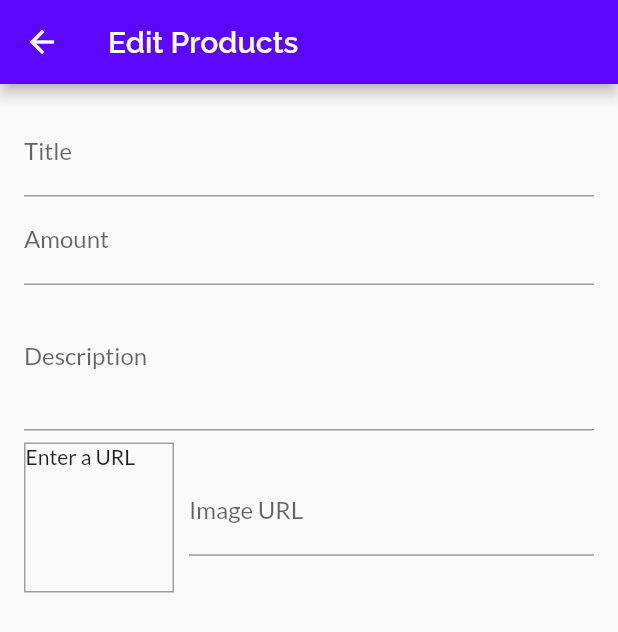
After one commit to efat1531/my_shop_flutter, a Flutter app: the EditProductScreen screen opened by its route, on a phone screen of 412 x 824 dp. The commit adds this screen. Shown: the top 632 px of the screen. Run offline on Flutter 3.47's test engine with Material 2 defaults, Android fonts, the phone set to English and light mode, and no system bars; network calls fail.

Commit message:
Added input feilds

```diff
--- a/lib/main.dart
+++ b/lib/main.dart
@@ -9,6 +9,7 @@ import './screens/product_details.dart';
 import './screens/cart_screen.dart';
 import './screens/order_screen.dart';
 import './screens/user_product_screen.dart';
+import './screens/edit_products.dart';
 
 void main() => runApp(MyApp());
 
@@ -28,6 +29,8 @@ class MyApp extends StatelessWidget {
         )
       ],
       child: MaterialApp(
+        debugShowCheckedModeBanner: false,
+        // https://upload.wikimedia.org/wikipedia/commons/thumb/a/ad/Iron_electrolytic_and_1cm3_cube.jpg/1920px-Iron_electrolytic_and_1cm3_cube.jpg
         title: 'MyShop',
         theme: ThemeData(
           fontFamily: 'Lato',
@@ -47,6 +50,7 @@ class MyApp extends StatelessWidget {
           CartScreen.routeName: (context) => CartScreen(),
           OrderScreen.routeName: (context) => OrderScreen(),
           UserProductScreen.routeName: (context) => UserProductScreen(),
+          EditProductScreen.routeName: (context) => EditProductScreen(),
         },
       ),
     );
--- /dev/null
+++ b/lib/screens/edit_products.dart
@@ -0,0 +1,125 @@
+import 'package:flutter/material.dart';
+
+class EditProductScreen extends StatefulWidget {
+  static const routeName = '/products/edit_products';
+  const EditProductScreen({super.key});
+
+  @override
+  State<EditProductScreen> createState() => _EditProductScreenState();
+}
+
+class _EditProductScreenState extends State<EditProductScreen> {
+  final _priceFocus = FocusNode();
+  final _descriptionFocusNode = FocusNode();
+  final _imageURLController = TextEditingController();
+  final _imageUrlFocusNode = FocusNode();
+
+  @override
+  void initState() {
+    // TODO: implement initState
+    _imageUrlFocusNode.addListener(_updateImageUrl);
+    super.initState();
+  }
+
+  @override
+  void dispose() {
+    // TODO: implement dispose
+    _imageUrlFocusNode.removeListener(_updateImageUrl);
+    _priceFocus.dispose();
+    _descriptionFocusNode.dispose();
+    _imageURLController.dispose();
+    _imageUrlFocusNode.dispose();
+    super.dispose();
+  }
+
+  void _updateImageUrl() {
+    if(!_imageUrlFocusNode.hasFocus){
+      setState(() {
+
+      });
+    }
+  }
+
+  @override
+  Widget build(BuildContext context) {
+    return Scaffold(
+      appBar: AppBar(
+        title: Text('Edit Products'),
+      ),
+      body: Padding(
+        padding: const EdgeInsets.all(16.0),
+        child: Form(
+          child: ListView(
+            children: [
+              TextFormField(
+                decoration: const InputDecoration(
+                  labelText: 'Title',
+                ),
+                textInputAction: TextInputAction.next,
+                onFieldSubmitted: (value) {
+                  FocusScope.of(context).requestFocus(_priceFocus);
+                },
+              ),
+              TextFormField(
+                decoration: const InputDecoration(
+                  labelText: 'Amount',
+                ),
+                textInputAction: TextInputAction.next,
+                keyboardType: TextInputType.number,
+                focusNode: _priceFocus,
+                onFieldSubmitted: (value) {
+                  FocusScope.of(context).requestFocus(_descriptionFocusNode);
+                },
+              ),
+              TextFormField(
+                decoration: const InputDecoration(
+                  labelText: 'Description',
+                ),
+                textInputAction: TextInputAction.next,
+                keyboardType: TextInputType.multiline,
+                maxLines: 3,
+                onFieldSubmitted: (value) {
+                  FocusScope.of(context).requestFocus(_imageUrlFocusNode);
+                },
+                focusNode: _descriptionFocusNode,
+              ),
+              Row(
+                children: [
+                  Container(
+                    width: 100,
+                    height: 100,
+                    margin: const EdgeInsets.only(
+                      top: 8,
+                      right: 10,
+                    ),
+                    decoration: BoxDecoration(
+                      border: Border.all(
+                        width: 1,
+                        color: Colors.grey,
+                      ),
+                    ),
+                    child: _imageURLController.text.isEmpty
+                        ? Text('Enter a URL')
+                        : Image.network(
+                            _imageURLController.text,
+                            fit: BoxFit.cover,
+                          ),
+                  ),
+                  Expanded(
+                    child: TextFormField(
+                      decoration: InputDecoration(labelText: 'Image URL'),
+                      keyboardType: TextInputType.url,
+                      textInputAction: TextInputAction.done,
+                      controller: _imageURLController,
+                      focusNode: _imageUrlFocusNode,
+                    ),
+                  ),
+                ],
+              ),
+            ],
+          ),
+        ),
+      ),
+    );
+  }
+}
--- a/lib/screens/user_product_screen.dart
+++ b/lib/screens/user_product_screen.dart
@@ -3,6 +3,7 @@ import '../widgets/app_drawer.dart';
 import 'package:provider/provider.dart';
 import '../provider/product_provider.dart';
 import '../widgets/user_product_item.dart';
+import '../screens/edit_products.dart';
 
 class UserProductScreen extends StatelessWidget {
   static String routeName = '/user_product';
@@ -15,7 +16,9 @@ class UserProductScreen extends StatelessWidget {
         title: Text('Your product Screen'),
         actions: [
           IconButton(
-            onPressed: () {},
+            onPressed: () {
+              Navigator.of(context).pushNamed(EditProductScreen.routeName);
+            },
             icon: Icon(Icons.add_circle_outline_rounded),
           ),
         ],
```
Also changed, not shown: pubspec.lock.
